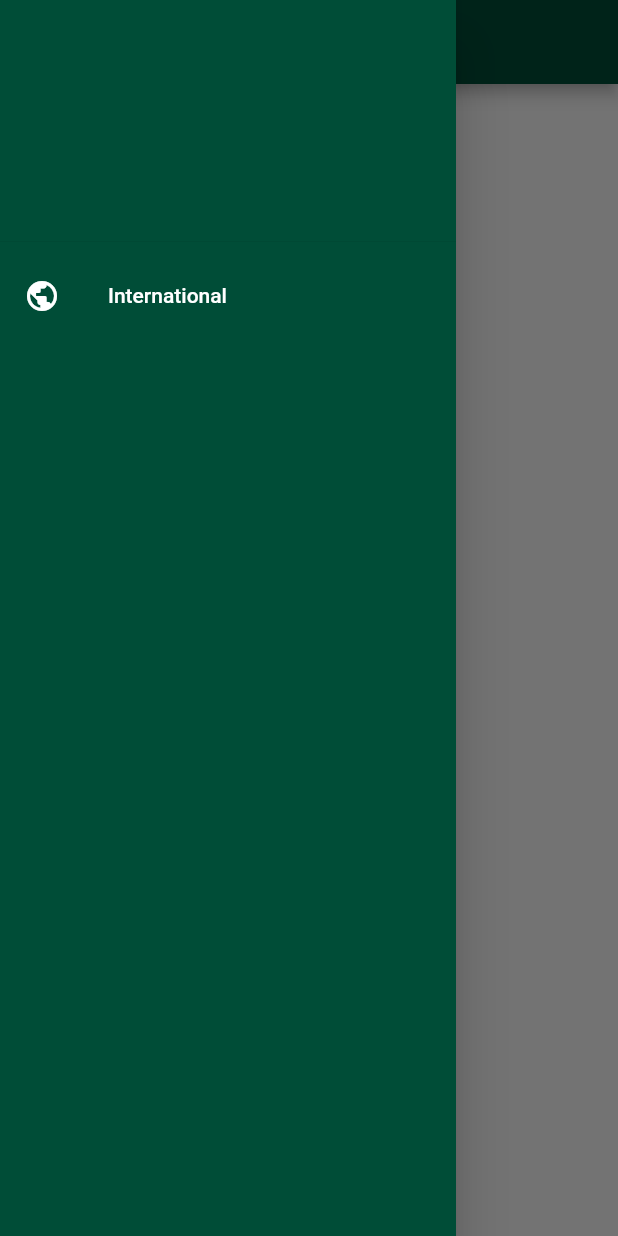
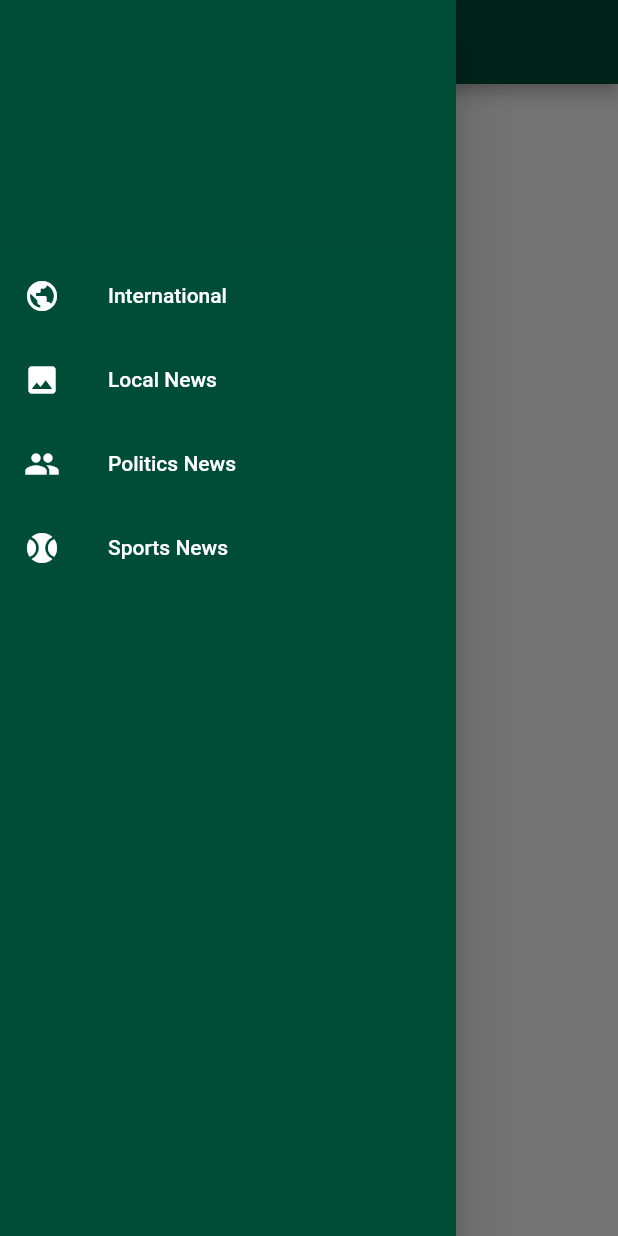
Before and after one commit to walidwazini/Flutter-NewsApp-1, a Flutter app: the screen it shows after launch, with the side drawer open, on a phone screen of 412 x 824 dp. Run offline on Flutter 3.47's test engine with Material 2 defaults, Android fonts, the phone set to English and light mode, and no system bars; missing offline and left inert: dart:ffi.

Commit message:
finalized drawer design

```diff
--- a/lib/screens/Screen_Home.dart
+++ b/lib/screens/Screen_Home.dart
@@ -27,9 +27,15 @@ class _HomeScreenState extends State<HomeScreen> {
                 accountEmail: null,
             ),
             ListTile(
+              onTap: (){
+                Navigator.of(context).pop();
+              },
               leading: Icon(Icons.public, color: Colors.white,),
               title: Text('International',style: TextStyle(color: Colors.white),),
-            )
+            ),
+            _newsCategory(context, Icons.image, 'Local News'),
+            _newsCategory(context, Icons.people, 'Politics News'),
+            _newsCategory(context, Icons.sports_baseball, 'Sports News'),
           ],),
         ),
       ) ,
@@ -37,4 +43,15 @@ class _HomeScreenState extends State<HomeScreen> {
       body: Container(),
     );
   }
+
+  Widget _newsCategory(ctx, IconData iconCat, String titleCat ){
+    return ListTile(
+      onTap: () {Navigator.of(ctx).pop();},
+      leading: Icon(
+        iconCat, color: Colors.white,
+      ),
+      title: Text(titleCat, style: TextStyle(color: Colors.white),),
+    );
+  }
+
 }
```
